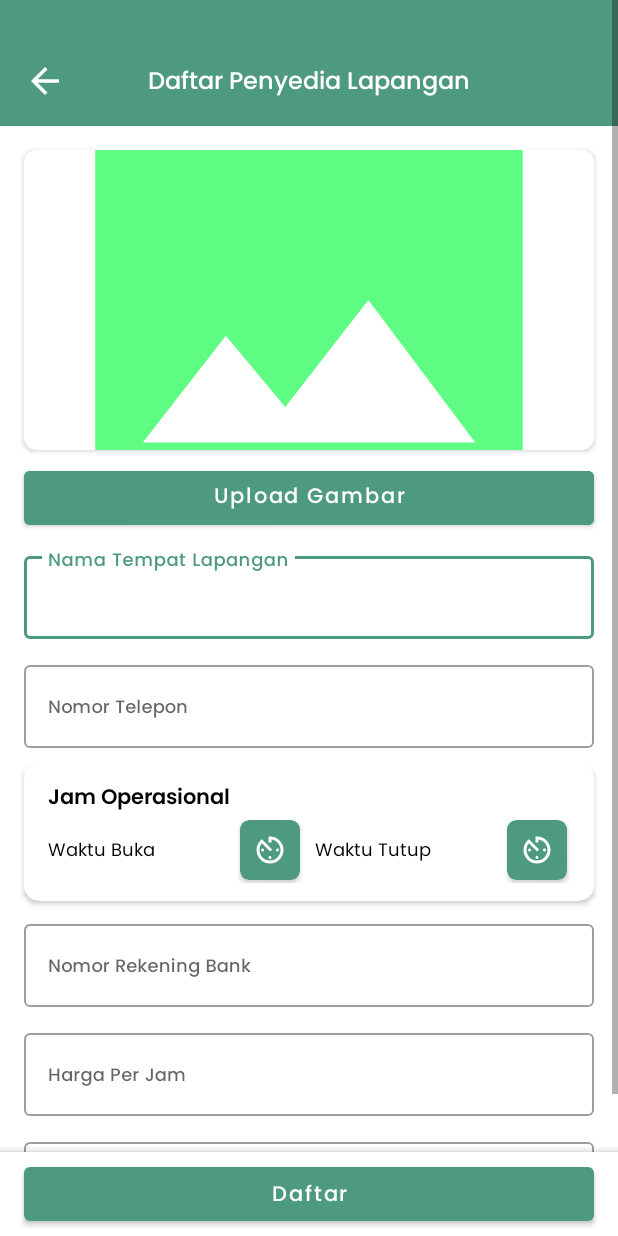
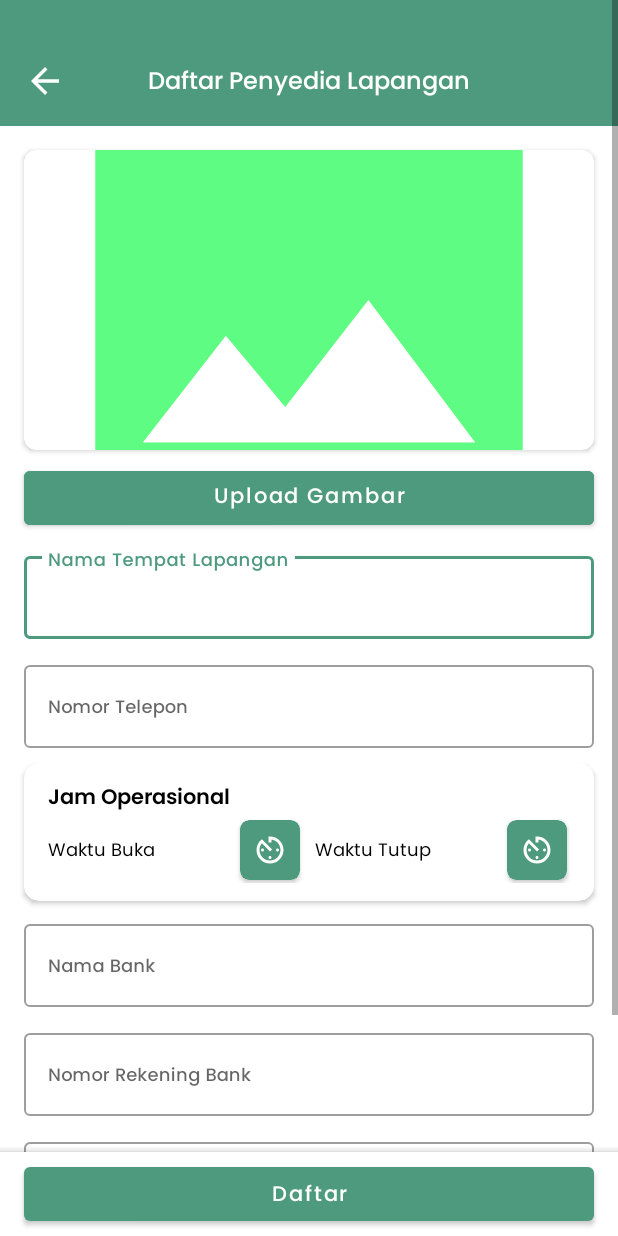
Before and after one commit to aditgocendra/futsal-booked-apps, an Android app: the ProviderFieldRegister screen opened directly, with no data from a screen before it, on a phone screen of 412 x 824 dp. Run offline under Robolectric (Android 15) with nearby library versions, the light colour scheme and no system bars; our stand-ins replace Firebase (no records; nobody signed in at launch, a user with empty details on screens opened directly), Picasso; pictures from the network do not load; 1 statement that could not run was skipped.

Commit message:
add bank name account

```diff
--- a/app/src/main/java/com/ark/futsalbookedapps/Adapter/AdapterFieldBooked.java
+++ b/app/src/main/java/com/ark/futsalbookedapps/Adapter/AdapterFieldBooked.java
@@ -191,7 +191,9 @@ public class AdapterFieldBooked extends RecyclerView.Adapter<AdapterFieldBooked.
 
 
                 // text customize
+                TextView bankText = dialogBankAccount.findViewById(R.id.textView);
                 TextView messageText = dialogBankAccount.findViewById(R.id.textView2);
+                bankText.setText("Bank Account : "+modelProviderField.getNameBank());
                 messageText.setText(modelProviderField.getBankAccountNumber());
                 close.setOnClickListener(v -> dialogBankAccount.dismiss());
 
--- a/app/src/main/java/com/ark/futsalbookedapps/Views/ProviderField/ProviderFieldRegister.java
+++ b/app/src/main/java/com/ark/futsalbookedapps/Views/ProviderField/ProviderFieldRegister.java
@@ -54,7 +54,7 @@ public class ProviderFieldRegister extends AppCompatActivity {
     private double latitude, longitude;
 
     // init attr data
-    private String fieldName, phoneNumber, accNumber, location, openTime, closeTime;
+    private String fieldName, phoneNumber, bankName, accNumber, location, openTime, closeTime;
     private int priceField;
 
     private int hourOpen, minuteOpen, hourClose, minuteClose;
@@ -88,6 +88,7 @@ public class ProviderFieldRegister extends AppCompatActivity {
         binding.saveRegisterBtn.setOnClickListener(view -> {
             fieldName = Objects.requireNonNull(binding.nameFieldAdd.getText()).toString();
             phoneNumber = Objects.requireNonNull(binding.numberPhone.getText()).toString();
+            bankName = Objects.requireNonNull(binding.bankName.getText()).toString();
             accNumber = Objects.requireNonNull(binding.bankAccountNumber.getText()).toString();
             location = Objects.requireNonNull(binding.locationRegister.getText()).toString();
             priceField = Integer.parseInt(Objects.requireNonNull(binding.priceField.getText()).toString());
@@ -106,6 +107,8 @@ public class ProviderFieldRegister extends AppCompatActivity {
                 Toast.makeText(this, "Open or close time cannot be empty", Toast.LENGTH_SHORT).show();
             }else if (priceField == 0){
                 Toast.makeText(this, "Price field cannot be empty", Toast.LENGTH_SHORT).show();
+            }else if (bankName.isEmpty()){
+                Toast.makeText(this, "Bank name field cannot be empty", Toast.LENGTH_SHORT).show();
             }else {
                 if (!onImageChange){
                     Toast.makeText(this, "Please upload the image field", Toast.LENGTH_SHORT).show();
@@ -234,6 +237,7 @@ public class ProviderFieldRegister extends AppCompatActivity {
           fieldName.toLowerCase(),
           uri,
           phoneNumber,
+          bankName,
           accNumber,
           location,
           latitude,
--- a/app/src/main/res/layout/activity_provider_field_register.xml
+++ b/app/src/main/res/layout/activity_provider_field_register.xml
@@ -252,6 +252,28 @@
                 android:layout_width="match_parent"
                 android:layout_height="wrap_content"
                 style="@style/Widget.MaterialComponents.TextInputLayout.OutlinedBox"
+                android:hint="Nama Bank"
+                android:layout_marginStart="16dp"
+                android:layout_marginEnd="16dp"
+                android:layout_marginTop="6dp"
+                android:layout_marginBottom="6dp"
+                android:layout_gravity="center_horizontal">
+
+                <com.google.android.material.textfield.TextInputEditText
+                    android:id="@+id/bank_name"
+                    android:layout_width="match_parent"
+                    android:layout_height="wrap_content"
+                    android:fontFamily="@font/poppins_medium"
+                    android:maxLength="10"
+                    android:inputType="text"
+                    android:textSize="12sp"/>
+
+            </com.google.android.material.textfield.TextInputLayout>
+
+            <com.google.android.material.textfield.TextInputLayout
+                android:layout_width="match_parent"
+                android:layout_height="wrap_content"
+                style="@style/Widget.MaterialComponents.TextInputLayout.OutlinedBox"
                 android:hint="Nomor Rekening Bank"
                 android:layout_marginStart="16dp"
                 android:layout_marginEnd="16dp"
```
Also changed, not shown: app/src/main/java/com/ark/futsalbookedapps/Models/ModelProviderField.java (+11 -1 lines), app/src/main/java/com/ark/futsalbookedapps/Views/ProviderField/UpdateDataProvider.java (+8 -2 lines), app/src/main/res/layout/activity_update_data_provider.xml (+22 -0 lines).
